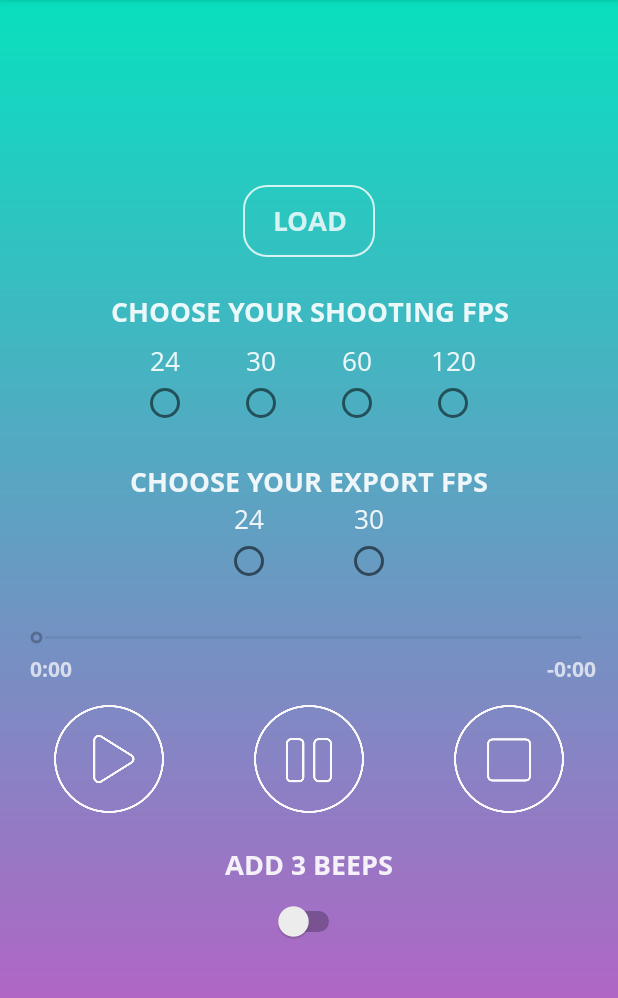
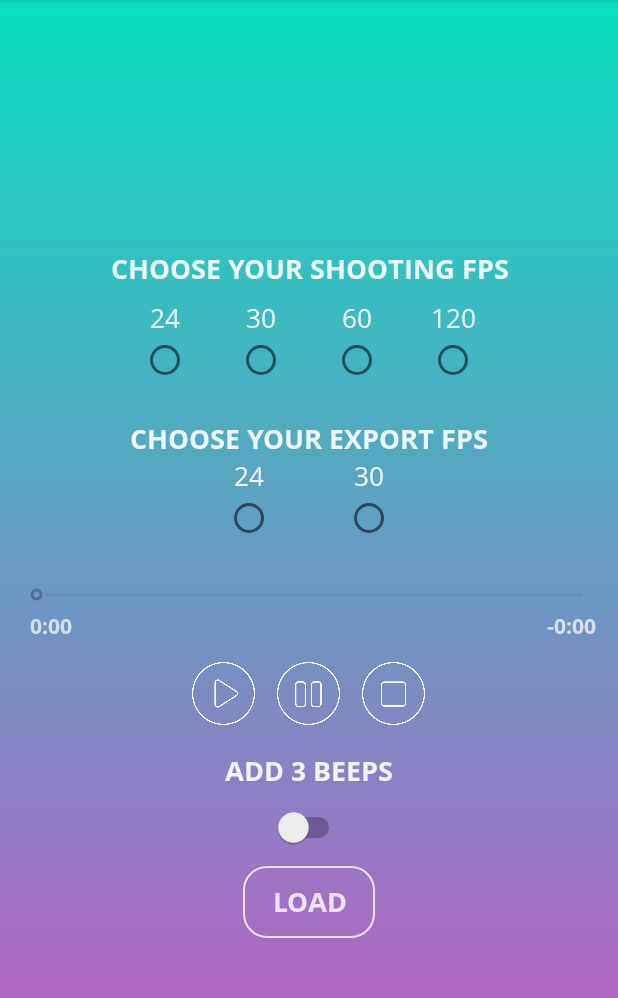
Before and after one commit to lirielgozi/SlowMo_Sync, an Android app: the screen it shows after launch (MainActivity), on a phone screen of 412 x 824 dp, the part 84-1082 px from its top. Run offline under Robolectric (Android 15) with nearby library versions, the phone set to English and light mode, and no system bars; Roboto replaces fonts that are not available here.

Commit message:
UI 19/1/2019 15:03

```diff
--- a/app/src/main/res/layout/activity_main.xml
+++ b/app/src/main/res/layout/activity_main.xml
@@ -8,18 +8,6 @@
     android:orientation="vertical"
     android:background="@drawable/gradient"
     tools:context=".MainActivity">
-
-    <Button
-        android:id="@+id/loadbtn"
-        android:layout_width="wrap_content"
-        android:layout_height="wrap_content"
-        android:layout_gravity="center"
-        android:alpha="0.8"
-        android:background="@drawable/load_button_style"
-        android:fontFamily="@font/open_sans_bold"
-        android:text="LOAD"
-        android:textColor="@android:color/white"
-        android:textSize="18sp" />
 
 
     <LinearLayout
@@ -233,18 +221,19 @@
 
     <LinearLayout
         android:id="@+id/playerBttonsLayout"
-        android:layout_width="match_parent"
+        android:layout_width="wrap_content"
         android:layout_height="wrap_content"
-        android:gravity="center_horizontal"
+        android:layout_gravity="center"
+        android:gravity="center"
         android:orientation="horizontal"
         android:padding="6dp">
 
         <Button
             android:id="@+id/btnPlay"
-            android:layout_width="90dp"
-            android:layout_height="72dp"
-            android:layout_marginLeft="30dp"
-            android:layout_marginRight="30dp"
+            android:layout_width="42dp"
+            android:layout_height="42dp"
+            android:layout_marginLeft="7dp"
+            android:layout_marginRight="7dp"
             android:layout_weight="1"
             android:background="@drawable/play_button_background"
             android:fontFamily="@font/baloo"
@@ -253,10 +242,10 @@
 
         <Button
             android:id="@+id/btnPause"
-            android:layout_width="90dp"
-            android:layout_height="72dp"
-            android:layout_marginLeft="30dp"
-            android:layout_marginRight="30dp"
+            android:layout_width="42dp"
+            android:layout_height="42dp"
+            android:layout_marginLeft="7dp"
+            android:layout_marginRight="7dp"
             android:layout_weight="1"
             android:background="@drawable/pause_button_background"
             android:fontFamily="@font/baloo"
@@ -265,10 +254,10 @@
 
         <Button
             android:id="@+id/btnStop"
-            android:layout_width="90dp"
-            android:layout_height="72dp"
-            android:layout_marginLeft="30dp"
-            android:layout_marginRight="30dp"
+            android:layout_width="42dp"
+            android:layout_height="42dp"
+            android:layout_marginLeft="7dp"
+            android:layout_marginRight="7dp"
             android:layout_weight="1"
             android:background="@drawable/stop_button_background"
             android:fontFamily="@font/baloo"
@@ -281,8 +270,7 @@
         android:layout_width="wrap_content"
         android:layout_height="wrap_content"
         android:layout_gravity="center"
-        android:orientation="vertical"
-        android:padding="4dp">
+        android:orientation="vertical">
 
         <TextView
             android:layout_width="wrap_content"
@@ -302,6 +290,18 @@
             android:layout_height="wrap_content"
             android:layout_gravity="center_horizontal"
             android:padding="16dp" />
+
+        <Button
+            android:id="@+id/loadbtn"
+            android:layout_width="wrap_content"
+            android:layout_height="wrap_content"
+            android:layout_gravity="center"
+            android:alpha="0.8"
+            android:background="@drawable/load_button_style"
+            android:fontFamily="@font/open_sans_bold"
+            android:text="LOAD"
+            android:textColor="@android:color/white"
+            android:textSize="18sp" />
     </LinearLayout>
 
 </LinearLayout>
```
